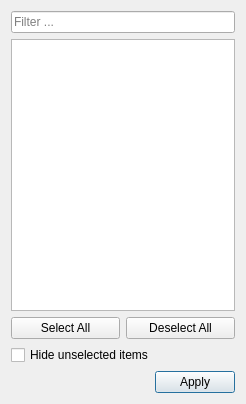
Old version of the form src/gdxviewer/columnfilterframe.ui in the repository GAMS-dev/studio.
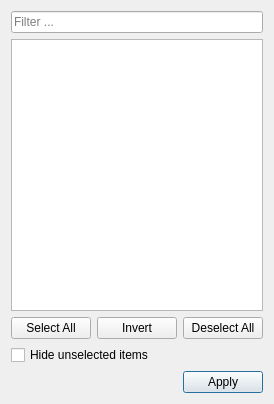
New version of the form. Custom widgets are drawn as their Qt base class.

Commit message: added invert for column filter

Diff of the .ui file:
```diff
--- a/src/gdxviewer/columnfilterframe.ui
+++ b/src/gdxviewer/columnfilterframe.ui
@@ -58,6 +58,13 @@
        </property>
       </widget>
      </item>
+     <item>
+      <widget class="QPushButton" name="pbInvert">
+       <property name="text">
+        <string>Invert</string>
+       </property>
+      </widget>
+     </item>
      <item>
       <widget class="QPushButton" name="pbDeselectAll">
        <property name="toolTip">
```
The commit also changes 3 other files.
